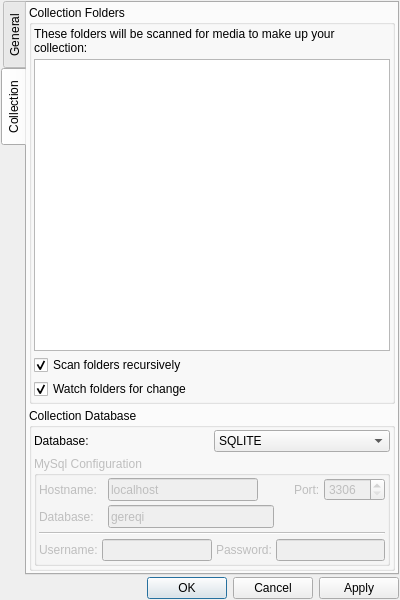
The window that gereqi/configuration.ui (handsomegui/Gereqi) describes before a commit, drawn with Qt 5.
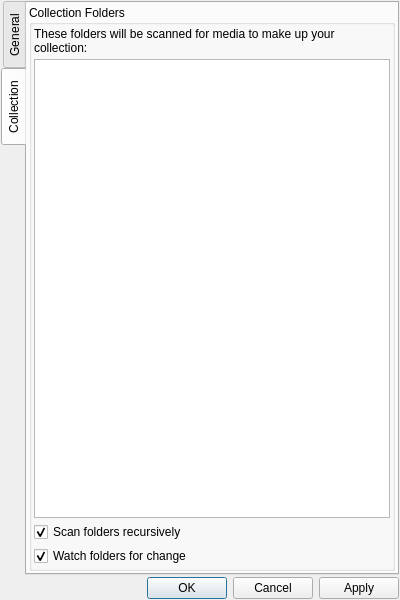
The same window after the commit. The open tabs and pages were chosen to show the change.

Patch:
```diff
--- a/gereqi/configuration.ui
+++ b/gereqi/configuration.ui
@@ -261,288 +261,6 @@
          </layout>
         </widget>
        </item>
-       <item>
-        <widget class="QGroupBox" name="groupBox_5">
-         <property name="title">
-          <string>Collection Database</string>
-         </property>
-         <layout class="QVBoxLayout" name="verticalLayout_8">
-          <property name="spacing">
-           <number>4</number>
-          </property>
-          <property name="margin">
-           <number>2</number>
-          </property>
-          <item>
-           <layout class="QHBoxLayout" name="horizontalLayout_6">
-            <property name="spacing">
-             <number>4</number>
-            </property>
-            <item>
-             <widget class="QLabel" name="label_4">
-              <property name="text">
-               <string>Database: </string>
-              </property>
-             </widget>
-            </item>
-            <item>
-             <widget class="QComboBox" name="database_type">
-              <property name="minimumSize">
-               <size>
-                <width>80</width>
-                <height>0</height>
-               </size>
-              </property>
-              <property name="currentIndex">
-               <number>0</number>
-              </property>
-              <property name="maxVisibleItems">
-               <number>5</number>
-              </property>
-              <property name="maxCount">
-               <number>5</number>
-              </property>
-              <property name="modelColumn">
-               <number>0</number>
-              </property>
-              <item>
-               <property name="text">
-                <string>SQLITE</string>
-               </property>
-              </item>
-             </widget>
-            </item>
-           </layout>
-          </item>
-          <item>
-           <widget class="QGroupBox" name="mysql_config">
-            <property name="enabled">
-             <bool>false</bool>
-            </property>
-            <property name="title">
-             <string>MySql Configuration</string>
-            </property>
-            <layout class="QVBoxLayout" name="verticalLayout_4">
-             <property name="spacing">
-              <number>4</number>
-             </property>
-             <property name="margin">
-              <number>2</number>
-             </property>
-             <item>
-              <layout class="QHBoxLayout" name="horizontalLayout_7">
-               <property name="spacing">
-                <number>4</number>
-               </property>
-               <item>
-                <widget class="QLabel" name="label_5">
-                 <property name="minimumSize">
-                  <size>
-                   <width>65</width>
-                   <height>0</height>
-                  </size>
-                 </property>
-                 <property name="maximumSize">
-                  <size>
-                   <width>100</width>
-                   <height>16777215</height>
-                  </size>
-                 </property>
-                 <property name="text">
-                  <string>Hostname:</string>
-                 </property>
-                </widget>
-               </item>
-               <item>
-                <widget class="QLineEdit" name="mysql_host">
-                 <property name="sizePolicy">
-                  <sizepolicy hsizetype="Expanding" vsizetype="Minimum">
-                   <horstretch>0</horstretch>
-                   <verstretch>0</verstretch>
-                  </sizepolicy>
-                 </property>
-                 <property name="minimumSize">
-                  <size>
-                   <width>150</width>
-                   <height>0</height>
-                  </size>
-                 </property>
-                 <property name="maximumSize">
-                  <size>
-                   <width>65535</width>
-                   <height>65535</height>
-                  </size>
-                 </property>
-                 <property name="text">
-                  <string>localhost</string>
-                 </property>
-                </widget>
-               </item>
-               <item>
-                <spacer name="horizontalSpacer_4">
-                 <property name="orientation">
-                  <enum>Qt::Horizontal</enum>
-                 </property>
-                 <property name="sizeType">
-                  <enum>QSizePolicy::Preferred</enum>
-                 </property>
-                 <property name="sizeHint" stdset="0">
-                  <size>
-                   <width>40</width>
-                   <height>20</height>
-                  </size>
-                 </property>
-                </spacer>
-               </item>
-               <item>
-                <widget class="QLabel" name="label_7">
-                 <property name="text">
-                  <string>Port:</string>
-                 </property>
-                </widget>
-               </item>
-               <item>
-                <widget class="QSpinBox" name="mysql_port">
-                 <property name="minimum">
-                  <number>3306</number>
-                 </property>
-                 <property name="maximum">
-                  <number>65535</number>
-                 </property>
-                </widget>
-               </item>
-              </layout>
-             </item>
-             <item>
-              <layout class="QHBoxLayout" name="horizontalLayout_8">
-               <property name="spacing">
-                <number>4</number>
-               </property>
-               <item>
-                <widget class="QLabel" name="label_6">
-                 <property name="minimumSize">
-                  <size>
-                   <width>65</width>
-                   <height>0</height>
-                  </size>
-                 </property>
-                 <property name="maximumSize">
-                  <size>
-                   <width>100</width>
-                   <height>16777215</height>
-                  </size>
-                 </property>
-                 <property name="text">
-                  <string>Database:</string>
-                 </property>
-                </widget>
-               </item>
-               <item>
-                <widget class="QLineEdit" name="mysql_dbname">
-                 <property name="minimumSize">
-                  <size>
-                   <width>150</width>
-                   <height>0</height>
-                  </size>
-                 </property>
-                 <property name="maximumSize">
-                  <size>
-                   <width>65535</width>
-                   <height>65535</height>
-                  </size>
-                 </property>
-                 <property name="text">
-                  <string>gereqi</string>
-                 </property>
-                </widget>
-               </item>
-               <item>
-                <spacer name="horizontalSpacer_3">
-                 <property name="orientation">
-                  <enum>Qt::Horizontal</enum>
-                 </property>
-                 <property name="sizeType">
-                  <enum>QSizePolicy::Minimum</enum>
-                 </property>
-                 <property name="sizeHint" stdset="0">
-                  <size>
-                   <width>111</width>
-                   <height>23</height>
-                  </size>
-                 </property>
-                </spacer>
-               </item>
-              </layout>
-             </item>
-             <item>
-              <widget class="Line" name="line">
-               <property name="orientation">
-                <enum>Qt::Horizontal</enum>
-               </property>
-              </widget>
-             </item>
-             <item>
-              <layout class="QHBoxLayout" name="horizontalLayout_9">
-               <property name="spacing">
-                <number>4</number>
-               </property>
-               <item>
-                <widget class="QLabel" name="label_8">
-                 <property name="text">
-                  <string>Username:</string>
-                 </property>
-                </widget>
-               </item>
-               <item>
-                <widget class="QLineEdit" name="mysql_user">
-                 <property name="sizePolicy">
-                  <sizepolicy hsizetype="Expanding" vsizetype="Fixed">
-                   <horstretch>0</horstretch>
-                   <verstretch>0</verstretch>
-                  </sizepolicy>
-                 </property>
-                 <property name="maximumSize">
-                  <size>
-                   <width>65535</width>
-                   <height>16777215</height>
-                  </size>
-                 </property>
-                </widget>
-               </item>
-               <item>
-                <widget class="QLabel" name="label_9">
-                 <property name="text">
-                  <string>Password:</string>
-                 </property>
-                </widget>
-               </item>
-               <item>
-                <widget class="QLineEdit" name="mysql_password">
-                 <property name="sizePolicy">
-                  <sizepolicy hsizetype="Expanding" vsizetype="Fixed">
-                   <horstretch>0</horstretch>
-                   <verstretch>0</verstretch>
-                  </sizepolicy>
-                 </property>
-                 <property name="maximumSize">
-                  <size>
-                   <width>65535</width>
-                   <height>16777215</height>
-                  </size>
-                 </property>
-                 <property name="echoMode">
-                  <enum>QLineEdit::PasswordEchoOnEdit</enum>
-                 </property>
-                </widget>
-               </item>
-              </layout>
-             </item>
-            </layout>
-           </widget>
-          </item>
-         </layout>
-        </widget>
-       </item>
       </layout>
      </widget>
     </widget>
```
Left out of the diff: 2 changed lines with no effect on the pictures.
